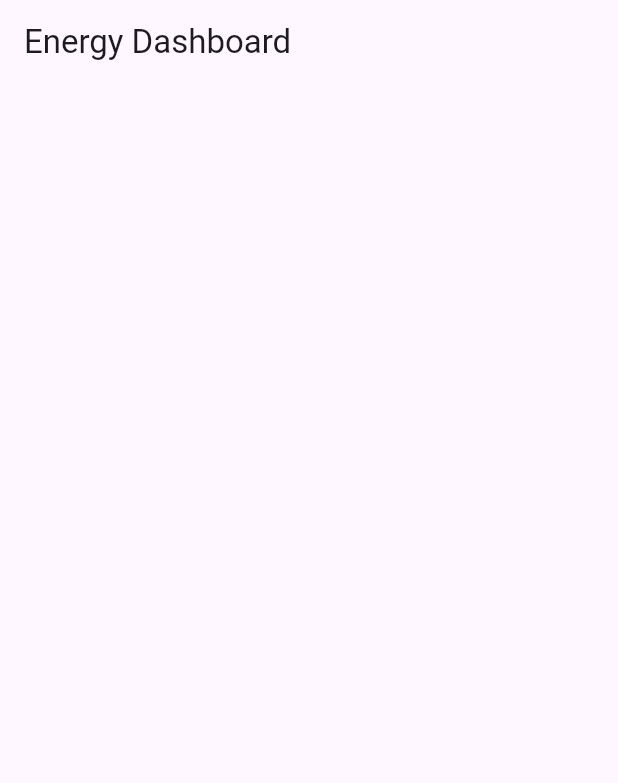
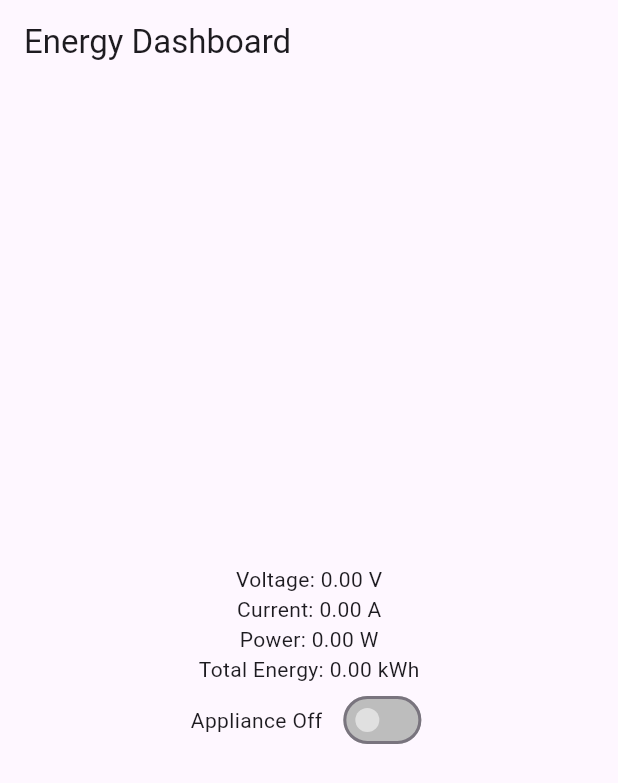
Before and after one commit to jhaykrab/emonapp_v1, a Flutter app: the DashboardScreen screen opened directly, on a phone screen of 412 x 824 dp. Shown: the top 783 px of the screen. Run offline on Flutter 3.47's test engine with Material 3 defaults, Android fonts, the phone set to English and light mode, and no system bars; our stand-ins replace drop_shadow_image, firebase_auth, firebase_core, flutter_staggered_animations; accounts and stored records are empty.

Commit message:
latest revision

```diff
--- a/lib/main.dart
+++ b/lib/main.dart
@@ -5,9 +5,7 @@ import 'package:Emon/screens/SplashScreen.dart';
 import 'package:firebase_core/firebase_core.dart';
 import 'firebase_options.dart';
 
-import 'package:firebase_core/firebase_core.dart';
-import 'package:flutter/material.dart';
-import 'firebase_options.dart'; // Import your firebase_options.dart file
+// Import your firebase_options.dart file
 
 void main() async {
   WidgetsFlutterBinding.ensureInitialized();
--- a/lib/screens/dashboard_screen.dart
+++ b/lib/screens/dashboard_screen.dart
@@ -1,26 +1,64 @@
 import 'package:flutter/material.dart';
 
 class DashboardScreen extends StatefulWidget {
-  const DashboardScreen({super.key}); // Correct way to pass key
+  const DashboardScreen({super.key});
 
   @override
   State<DashboardScreen> createState() => _DashboardScreenState();
 }
 
 class _DashboardScreenState extends State<DashboardScreen> {
+  bool _isApplianceOn = false;
+
+  // Variables to store energy data
+  final double _voltage = 0.0;
+  final double _current = 0.0;
+  final double _power = 0.0;
+  final double _totalEnergy = 0.0;
+
+  // Logic to fetch and update energy data could be implemented here
+  // (e.g., using a separate service class for data fetching)
+
   @override
   Widget build(BuildContext context) {
     return Scaffold(
       appBar: AppBar(
         title: const Text('Energy Dashboard'),
       ),
-      body: const Center(
+      body: Center(
         child: Column(
           mainAxisAlignment: MainAxisAlignment.center,
           children: [
             // Display real-time energy data
+            Text('Voltage: ${_voltage.toStringAsFixed(2)} V'),
+            Text('Current: ${_current.toStringAsFixed(2)} A'),
+            Text('Power: ${_power.toStringAsFixed(2)} W'),
+            Text('Total Energy: ${_totalEnergy.toStringAsFixed(2)} kWh'),
+
             // Add charts (e.g., using fl_chart or syncfusion_flutter_charts)
-            // Show key energy consumption metrics
+            // ... (your code for charts)
+
+            // Toggle button to control the appliance with green theme
+            Row(
+              mainAxisAlignment: MainAxisAlignment.center,
+              children: [
+                Text(_isApplianceOn ? 'Appliance On' : 'Appliance Off'),
+                const SizedBox(width: 10),
+                Switch(
+                  value: _isApplianceOn,
+                  onChanged: (value) {
+                    setState(() {
+                      _isApplianceOn = value;
+                      // Removed Firebase functionality here (could be added later for remote control)
+                    });
+                  },
+                  activeTrackColor: Colors.green[700],
+                  activeColor: Colors.green[900],
+                  inactiveTrackColor: Colors.grey[400],
+                  inactiveThumbColor: Colors.grey[300],
+                ),
+              ],
+            ),
           ],
         ),
       ),
--- a/lib/screens/login_screen.dart
+++ b/lib/screens/login_screen.dart
@@ -5,7 +5,6 @@ import 'package:Emon/screens/recovery_screen.dart'; // Import your recovery scre
 import 'package:firebase_auth/firebase_auth.dart';
 import 'package:flutter/material.dart';
 import 'package:Emon/screens/SplashScreen.dart';
-import 'package:flutter/services.dart';
 
 class LoginScreen extends StatefulWidget {
   const LoginScreen({super.key});
@@ -59,7 +58,7 @@ class _LoginScreenState extends State<LoginScreen> {
                     ),
                     children: <TextSpan>[
                       TextSpan(
-                        text: firstName + ' !',
+                        text: '$firstName !',
                         style: const TextStyle(
                           fontWeight: FontWeight.bold,
                           fontSize: 18.0,
--- a/pubspec.yaml
+++ b/pubspec.yaml
@@ -34,6 +34,8 @@ dependencies:
   flutter_launcher_icons: "^0.9.2"
   firebase_core: ^3.6.0
   firebase_auth: ^5.3.1
+  firebase_remote_config: ^5.1.3
+  firebase_analytics: ^11.3.3
 
 flutter_icons:
   android: "launcher_icon"
```
Also changed, not shown: lib/screens/recovery_screen.dart (+5 -6 lines), lib/screens/signup_screen.dart (+4 -4 lines), pubspec.lock, 1 other file.
